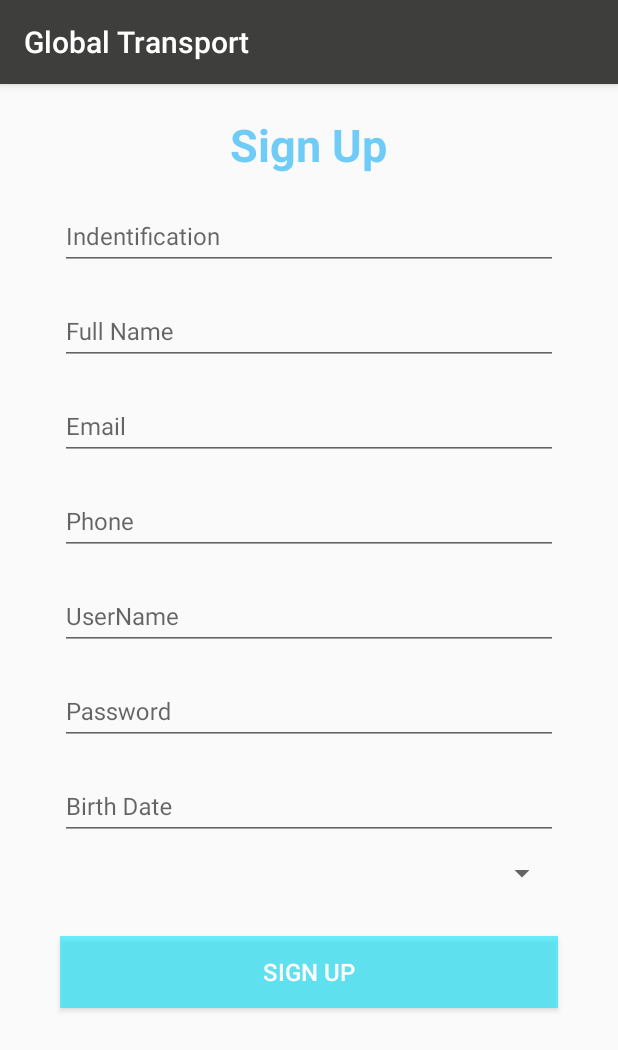
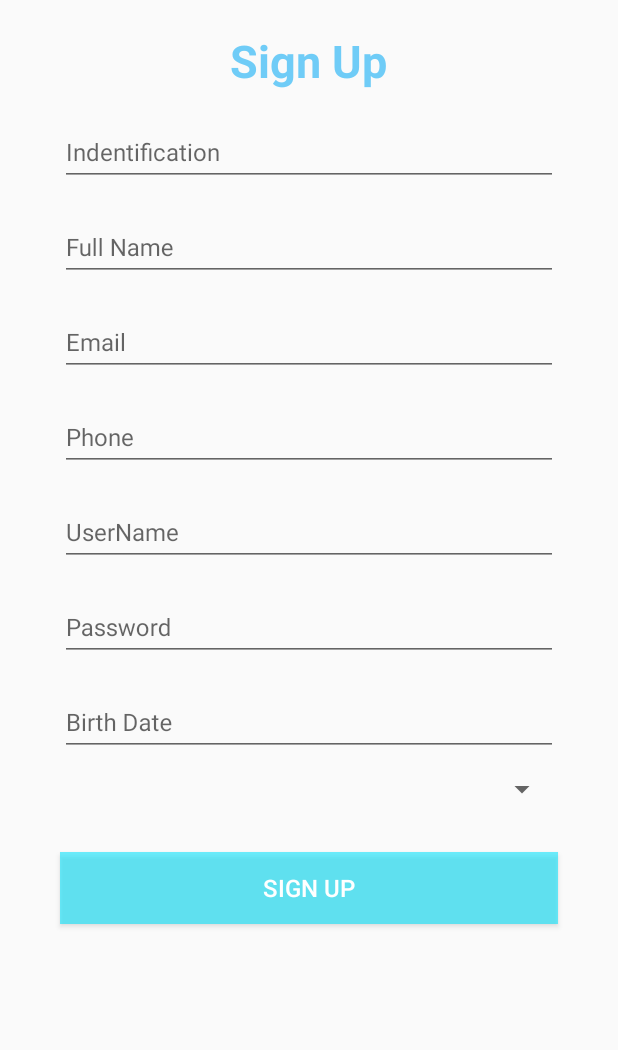
Before and after one commit to fabian7593/KBS-Android-Parse-Login-Example, an Android app: the SignUpActivity screen opened directly, with no data from a screen before it, on a phone screen of 412 x 824 dp. Shown: the top 1050 px of the screen. Run offline under Robolectric (Android 15) with nearby library versions, the phone set to English and light mode, and no system bars; libraries missing offline, so code that uses them is left out: com.rey.material, com.wdullaer.materialdatetimepicker; plain views replace Button, Spinner; 3 statements that could not run were skipped.

```diff
--- a/app/src/main/java/General/ConnectParseClass.java
+++ b/app/src/main/java/General/ConnectParseClass.java
@@ -19,8 +19,8 @@ import com.parse.ParseObject;
  */
 public class ConnectParseClass extends Application {
 
-    private static final String sApplicationId="XX";
-    private static final String sClienId="XX";
+    private static final String sApplicationId="8laFx82XJYJZ4bnOGNyQDYcEeisNcmqxrtD3vpXq";
+    private static final String sClienId="JjTbaN1xB5WJhOweqip2QwXkG7jvi8wMmVkjZ0pq";
 
     public void onCreate(){
         super.onCreate();
--- a/app/src/main/java/General/StaticsEntities.java
+++ b/app/src/main/java/General/StaticsEntities.java
@@ -27,7 +27,7 @@ public class StaticsEntities {
     public static final String USER_EMAIL="email";
     public static final String USER_IDENTIFICATION="identification";
     public static final String USER_PHONE="phone1";
-    public static final String USER_USERTYPE="userType";
+    public static final String USER_USERTYPE="userTypeRelation";
     public static final String USER_FULLNAME="fullName";
     public static final String USER_BIRTHDATE="birthDate";
 
--- a/app/src/main/res/layout/activity_signup.xml
+++ b/app/src/main/res/layout/activity_signup.xml
@@ -146,8 +146,10 @@
         </android.support.design.widget.TextInputLayout>
 
 
+
         <com.rey.material.widget.Spinner
             android:id="@+id/userTypeSignUp"
+            style="@style/LightSpinner"
             android:layout_width="match_parent"
             android:layout_height="wrap_content"
             android:layout_marginLeft="@dimen/normal_component_margin_lateral"
@@ -155,31 +157,9 @@
             android:layout_marginTop="@dimen/normal_edit_text_margin_top"
             android:padding="3dp"
             android:textAppearance="@style/Base.TextAppearance.AppCompat.Body1"
-            app:rd_cornerRadius="1dp"
-            app:rd_delayClick="afterRelease"
-            app:rd_maskType="rectangle"
-            app:rd_rippleAnimDuration="300"
-            app:rd_rippleColor="@color/colorAccent"
+            android:spinnerMode="dialog"
             app:rd_style="@style/Material.Drawable.Ripple.Wave"
-            app:spn_arrowAnimDuration="@android:integer/config_shortAnimTime"
-            app:spn_arrowColor="@color/colorAccent"
-            app:spn_arrowInterpolator="@android:anim/decelerate_interpolator"
-            app:spn_arrowPadding="6dp"
-            app:spn_arrowSize="6dp"
-            app:spn_arrowSwitchMode="true"
-            app:spn_dividerAnimDuration="@android:integer/config_shortAnimTime"
-            app:spn_dividerColor="@color/colorAccent"
-            app:spn_dividerHeight="3dp"
-            app:spn_label="@string/signUpLblUserType"
-            app:spn_labelEnable="true"
-            app:spn_labelPadding="6dp"
-            app:spn_labelTextColor="@color/colorAccent"
-            app:spn_labelTextSize="@dimen/h5"
-            app:spn_labelEllipsize="end"
-            app:spn_popupItemAnimOffset="120"
-            app:spn_popupItemAnimation="@anim/abc_slide_in_bottom"
-
-            />
+            app:spn_label="@string/signUpLblUserType" />
 
 
         <com.rey.material.widget.Button
--- a/app/src/main/res/layout/activity_signup_spinner_detail.xml
+++ b/app/src/main/res/layout/row_spn.xml
@@ -1,10 +1,8 @@
 <?xml version="1.0" encoding="utf-8"?>
 <com.rey.material.widget.TextView xmlns:android="http://schemas.android.com/apk/res/android"
-    xmlns:app="http://schemas.android.com/apk/res-auto"
     android:id="@+id/row_spn_tv"
     android:layout_width="match_parent"
     android:layout_height="32dp"
     android:gravity="center_vertical"
     android:paddingLeft="16dp"
-    android:paddingRight="16dp"
-    android:textDirection="locale"/>
+    android:paddingRight="16dp" />
--- a/app/src/main/res/layout/activity_signup_spinner_detail_dropdown.xml
+++ b/app/src/main/res/layout/row_spn_dropdown.xml
@@ -1,10 +1,9 @@
 <?xml version="1.0" encoding="utf-8"?>
 <com.rey.material.widget.TextView xmlns:android="http://schemas.android.com/apk/res/android"
-    xmlns:app="http://schemas.android.com/apk/res-auto"
     android:id="@+id/row_spn_tv"
+    style="@style/LightSpinnerItem"
     android:layout_width="match_parent"
     android:layout_height="48dp"
     android:gravity="center_vertical"
     android:paddingLeft="16dp"
-    android:paddingRight="16dp"
-    android:textDirection="locale"/>
+    android:paddingRight="16dp" />
--- a/app/src/main/res/values/strings.xml
+++ b/app/src/main/res/values/strings.xml
@@ -1,10 +1,10 @@
 <resources>
-    <string name="app_name">Global Transport</string>
+    <string name="app_name">Android Parse Example</string>
     <!-- Login -->
     <string name="loginLblUsername">Username</string>
     <string name="loginLblPassword">Password</string>
     <string name="loginBtnLogin">Login</string>
-    <string name="userNotActive">This user is not active, please contact with Zanella Company</string>
+    <string name="userNotActive">This user is not active, please contact with your Company</string>
     <string name="userNotExist">This user not exist</string>
     <string name="errorConnect">Error, please connect later</string>
 
@@ -31,7 +31,7 @@
 
 
     <!-- General -->
-    <string name="generalAppName">Global Transport</string>
+    <string name="generalAppName">Android Parse Example</string>
     <string name="generalSpinnerDefault">Select Item</string>
     <string name="generalValueNull">Error: Value null</string>
     <string name="generalRequiredFields">This field is required</string>
--- a/app/src/main/res/values/styles.xml
+++ b/app/src/main/res/values/styles.xml
@@ -13,6 +13,45 @@
              which is used to tint widgets -->
         <item name="colorAccent">@color/colorAccent</item>
 
+        <item name="windowActionBar">false</item>
+        <item name="windowNoTitle">true</item>
+
+    </style>
+
+
+    <style name="AppTheme.AppBarOverlay" parent="ThemeOverlay.AppCompat.Dark.ActionBar" />
+    <style name="AppTheme.PopupOverlay" parent="ThemeOverlay.AppCompat.Light" />
+
+    <!--STYLES FOR GUI COMPONENTS-->
+
+    <!-- Spinner Style -->
+    <style name="LightSpinner" parent="Material.Widget.Spinner.Light">
+        <item name="rd_style">@style/Material.Drawable.Ripple.Wave.Light</item>
+        <item name="spn_labelEnable">true</item>
+        <item name="spn_labelTextSize">@dimen/h3</item>
+        <item name="spn_labelTextColor">@color/colorAccent</item>
+        <item name="spn_arrowSwitchMode">true</item>
+        <item name="spn_arrowAnimDuration">@android:integer/config_mediumAnimTime</item>
+        <item name="spn_arrowInterpolator">@android:anim/decelerate_interpolator</item>
+        <item name="spn_arrowColor">@color/colorAccent</item>
+        <item name="android:popupBackground">@drawable/abc_popup_background_mtrl_mult</item>
+        <item name="spn_dividerColor">@color/colorAccent</item>
+        <item name="spn_dividerHeight">3dp</item>
+    </style>
+
+    <style name="LightSpinnerNoArrow" parent="LightSpinner">
+        <item name="spn_arrowSize">0dp</item>
+        <item name="spn_popupItemAnimation">@anim/abc_fade_in</item>
+    </style>
+
+    <style name="LightSpinnerItem" parent="Material.Drawable.Ripple.Wave">
+        <item name="rd_rippleColor">@color/colorAccent</item>
+        <item name="rd_rippleAnimDuration">300</item>
+        <item name="rd_maskType">rectangle</item>
+        <item name="rd_cornerRadius">0dp</item>
+        <item name="rd_delayClick">afterRelease</item>
+        <item name="android:textAppearance">@style/TextAppearance.AppCompat.Body1</item>
+        <item name="android:textColor">@color/abc_primary_text_material_light</item>
     </style>
 
 </resources>
```
Also changed, not shown: app/src/main/java/com/keybellsoft/parseexample/MainActivity.java (+1 -13 lines), app/src/main/java/com/keybellsoft/parseexample/SignUpActivity.java (+4 -8 lines), app/src/main/res/menu/menu_main.xml (deleted, +0 -7 lines), 2 other files.
